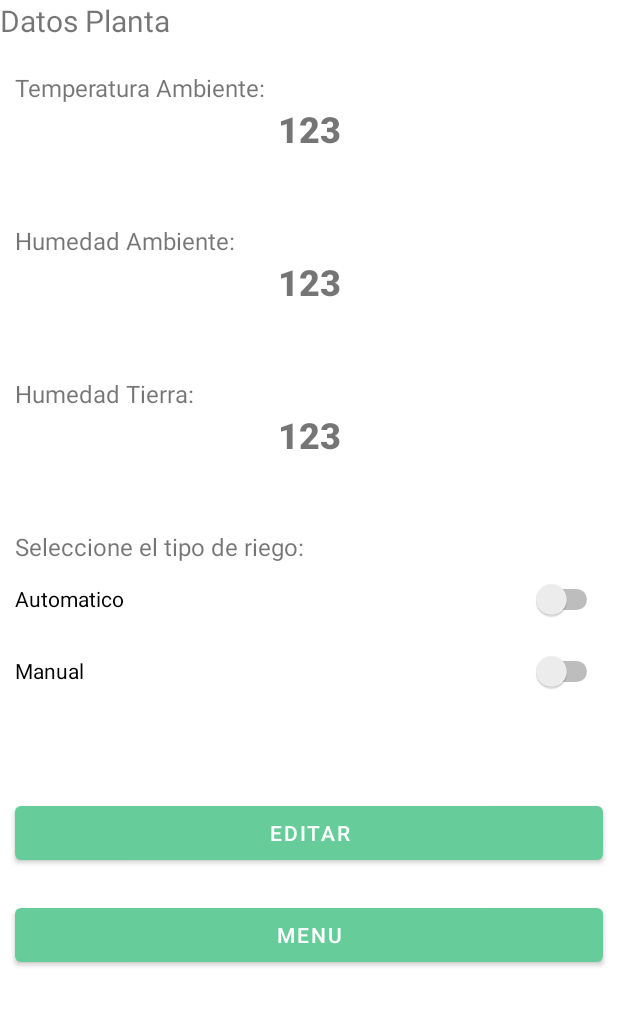
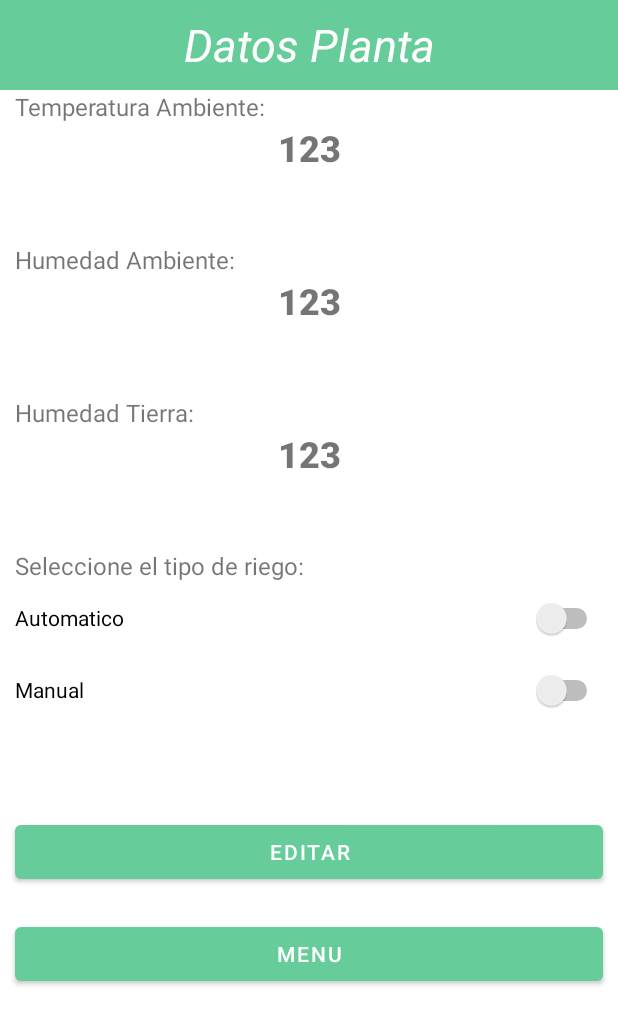
Before and after one commit to afgomez20/PST_PRO_G2, an Android app: the DatosPlantaActivity screen opened directly, with no data from a screen before it, on a phone screen of 412 x 824 dp. Shown: the top 1025 px of the screen. Run offline under Robolectric (Android 15) with nearby library versions, the phone set to English and light mode, and no system bars.

Commit message:
modo oscuro y correcciones de diseno

```diff
--- a/PIS_ADAS/app/src/main/res/layout/activity_datos_planta.xml
+++ b/PIS_ADAS/app/src/main/res/layout/activity_datos_planta.xml
@@ -16,10 +16,13 @@
         <TextView
             android:id="@+id/textView7"
             android:layout_width="match_parent"
-            android:layout_height="wrap_content"
-            android:layout_marginBottom="20dp"
+            android:layout_height="60dp"
             android:text="Datos Planta"
-            android:textSize="20sp" />
+            android:background="#66CC99"
+            android:gravity="center"
+            android:textColor="?android:attr/textColorPrimaryInverseDisableOnly"
+            android:textSize="30sp"
+            android:textStyle="italic"/>
 
         <TextView
             android:id="@+id/textView10"
@@ -125,7 +128,6 @@
             android:onClick="editar"
             android:text="Editar"
             android:textAllCaps="true"
-            android:textColor="#FFFFFF"
             app:backgroundTint="#66CC99" />
 
         <Button
@@ -138,7 +140,6 @@
             android:onClick="menu"
             android:text="Menu"
             android:textAllCaps="true"
-            android:textColor="#FFFFFF"
             app:backgroundTint="#66CC99" />
 
     </LinearLayout>
--- a/PIS_ADAS/app/src/main/res/layout/activity_main.xml
+++ b/PIS_ADAS/app/src/main/res/layout/activity_main.xml
@@ -63,7 +63,6 @@
         android:onClick="inicio"
         android:text="Iniciar Sesion"
         android:textAllCaps="true"
-        android:textColor="#FFFFFF"
         app:backgroundTint="#66CC99" />
 
     <Button
@@ -76,7 +75,6 @@
         android:minHeight="48dp"
         android:onClick="registro"
         android:text="Registrarse"
-        android:textColor="#FFFFFF"
         app:backgroundTint="#66CC99" />
 
 </LinearLayout>
--- a/PIS_ADAS/app/src/main/res/layout/activity_menu.xml
+++ b/PIS_ADAS/app/src/main/res/layout/activity_menu.xml
@@ -17,11 +17,11 @@
         <TextView
             android:id="@+id/textView8"
             android:layout_width="match_parent"
-            android:layout_height="61dp"
+            android:layout_height="60dp"
             android:background="#66CC99"
             android:gravity="center"
             android:text="Listado de plantas"
-            android:textColor="@android:color/primary_text_dark_nodisable"
+            android:textColor="?android:attr/textColorPrimaryInverseDisableOnly"
             android:textSize="30sp"
             android:textStyle="italic" />
     </RelativeLayout>
--- a/PIS_ADAS/app/src/main/res/layout/activity_registro.xml
+++ b/PIS_ADAS/app/src/main/res/layout/activity_registro.xml
@@ -101,7 +101,6 @@
         android:layout_marginRight="10dp"
         android:onClick="registro"
         android:text="Registrarse"
-        android:textColor="#FFFFFF"
         app:backgroundTint="#66CC99" />
 
 </LinearLayout>
--- a/PIS_ADAS/app/src/main/res/values-night/themes.xml
+++ b/PIS_ADAS/app/src/main/res/values-night/themes.xml
@@ -1,6 +1,6 @@
 <resources xmlns:tools="http://schemas.android.com/tools">
     <!-- Base application theme. -->
-    <style name="Theme.PIS_ADAS" parent="Theme.MaterialComponents.DayNight.DarkActionBar">
+    <style name="Theme.PIS_ADAS" parent="Theme.MaterialComponents.DayNight.NoActionBar">
         <!-- Primary brand color. -->
         <item name="colorPrimary">@color/purple_200</item>
         <item name="colorPrimaryVariant">@color/purple_700</item>
```
Also changed, not shown: PIS_ADAS/app/src/main/res/layout/activity_editar_planta.xml (+6 -3 lines), PIS_ADAS/app/src/main/res/layout/activity_ingreso_planta.xml (+6 -3 lines), PIS_ADAS/app/src/main/res/drawable/minilogo.jpg (deleted), PIS_ADAS/app/src/main/res/drawable/minilogo.png (added), PIS_ADAS/app/src/main/res/drawable/mylogo.jpg (deleted), PIS_ADAS/app/src/main/res/drawable/mylogo.png (added).
